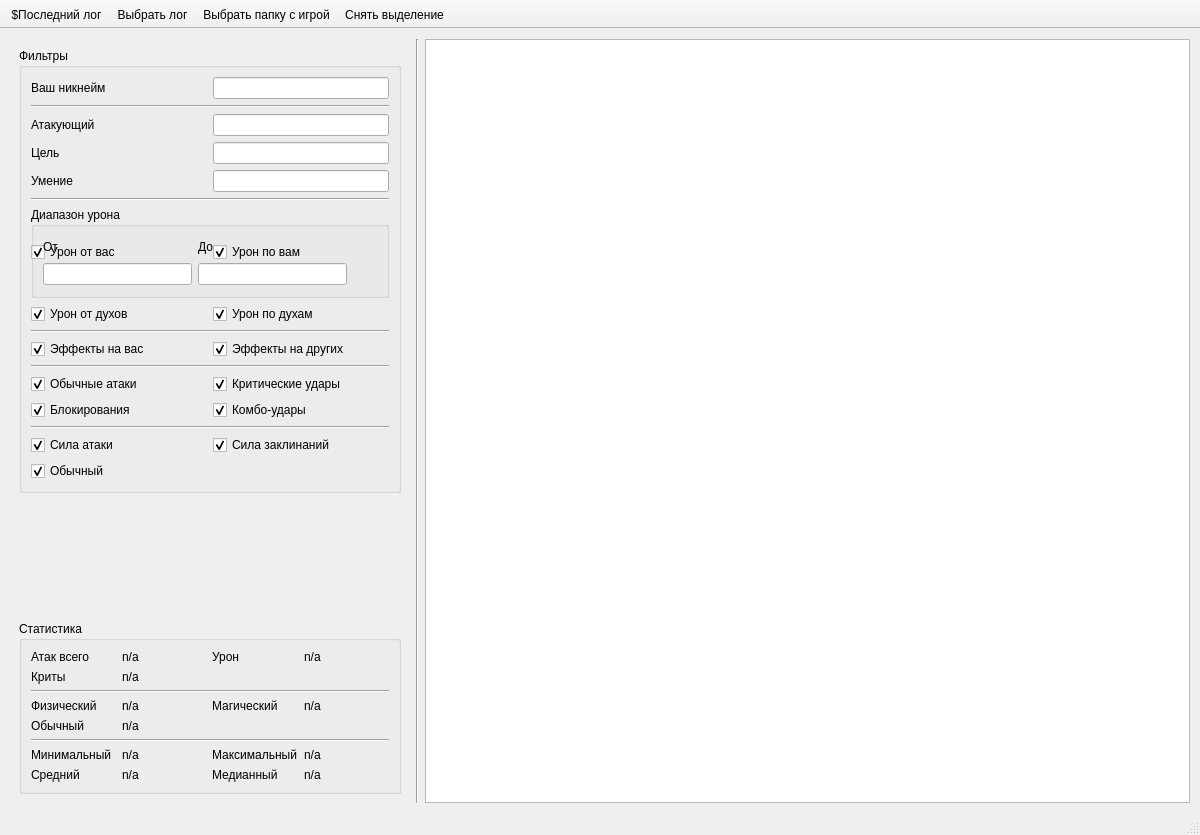
First picture: the form in src/gui/ui/main_window.ui, repository KolmePro/reva_damage_viewer, before the edit.
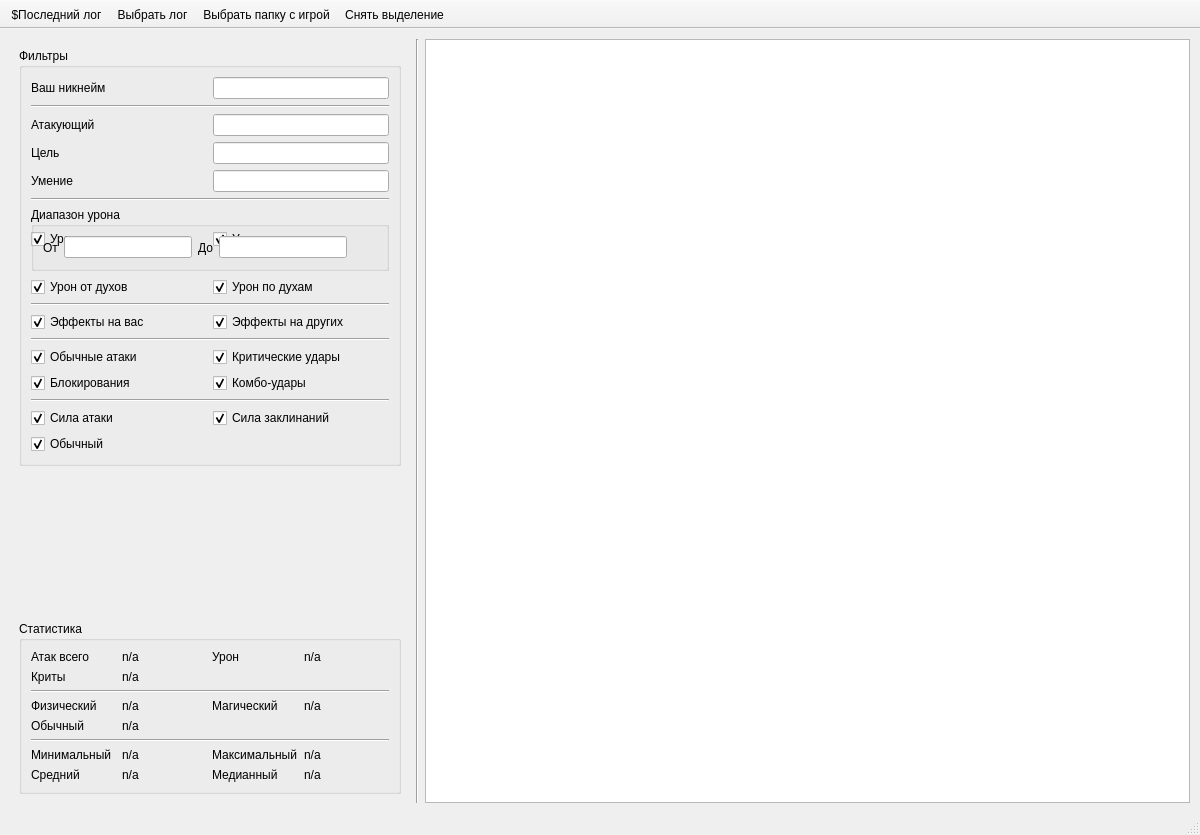
Second picture: the form after the edit. Icons and pictures are not drawn.

Commit message: Сделать фильтр урона компактнее

```diff
--- a/src/gui/ui/main_window.ui
+++ b/src/gui/ui/main_window.ui
@@ -256,16 +256,10 @@
           </item>
           <item row="6" column="0" colspan="2">
            <widget class="QGroupBox" name="damage_range_group">
-            <property name="minimumSize">
-             <size>
-              <width>0</width>
-              <height>91</height>
-             </size>
-            </property>
             <property name="title">
              <string>Диапазон урона</string>
             </property>
-            <layout class="QGridLayout" name="damage_range_layout" columnstretch="1,1,0">
+            <layout class="QGridLayout" name="damage_range_layout" columnstretch="0,1,0,1,0">
              <item row="0" column="0">
               <widget class="QLabel" name="label_minimum_damage">
                <property name="text">
@@ -273,14 +267,14 @@
                </property>
               </widget>
              </item>
-             <item row="0" column="1">
+             <item row="0" column="2">
               <widget class="QLabel" name="label_maximum_damage">
                <property name="text">
                 <string>До</string>
                </property>
               </widget>
              </item>
-             <item row="1" column="0">
+             <item row="0" column="1">
               <widget class="QLineEdit" name="le_minimum_damage">
                <property name="toolTip">
                 <string>Показывать только атаки с уроном строго больше указанного значения.</string>
@@ -290,7 +284,7 @@
                </property>
               </widget>
              </item>
-             <item row="1" column="1">
+             <item row="0" column="3">
               <widget class="QLineEdit" name="le_maximum_damage">
                <property name="toolTip">
                 <string>Показывать только атаки с уроном строго меньше указанного значения.</string>
@@ -300,7 +294,7 @@
                </property>
               </widget>
              </item>
-             <item row="1" column="2">
+             <item row="0" column="4">
               <widget class="QToolButton" name="btn_reset_damage_range">
                <property name="toolTip">
                 <string>Сбросить диапазон урона</string>
```
The commit also changes 2 other files.
